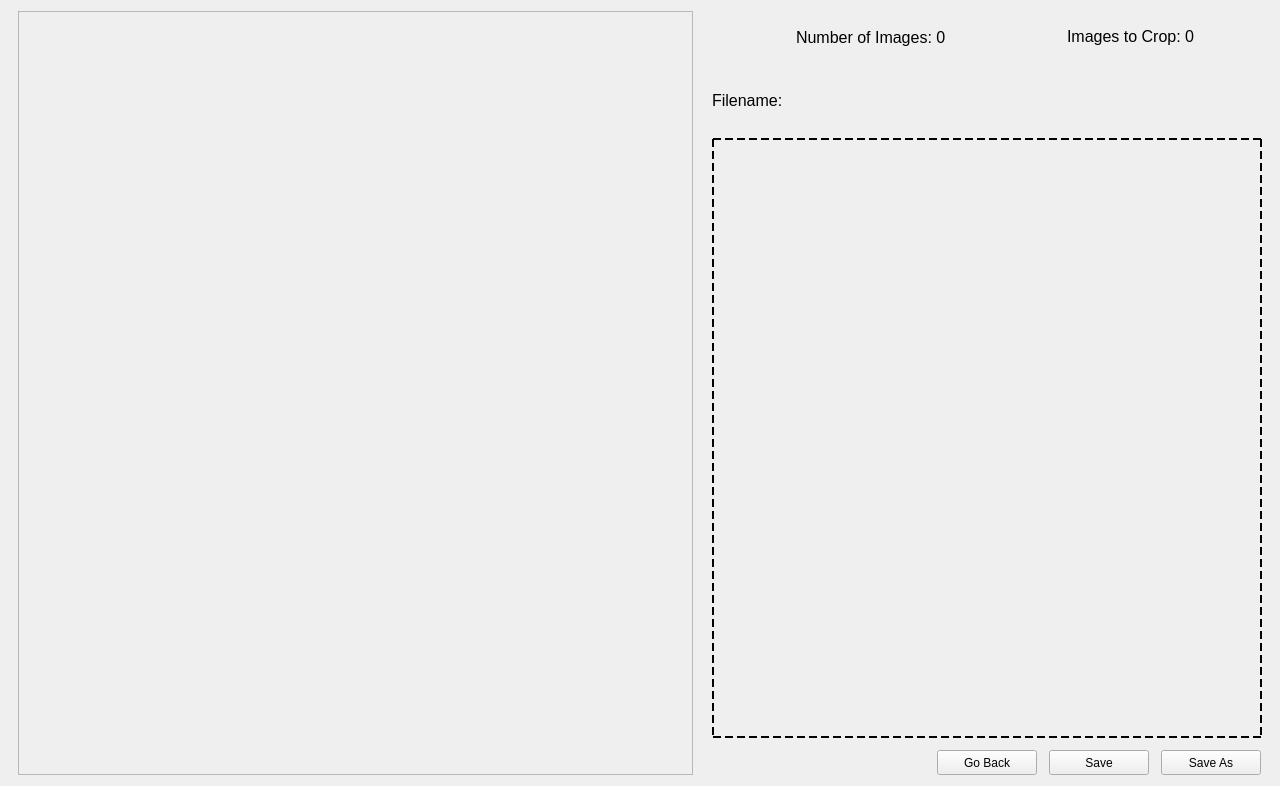
Old version of the form WatermarkCropper/cropmenu.ui in the repository vg16855/Ifunny-Watermark-Cropper.
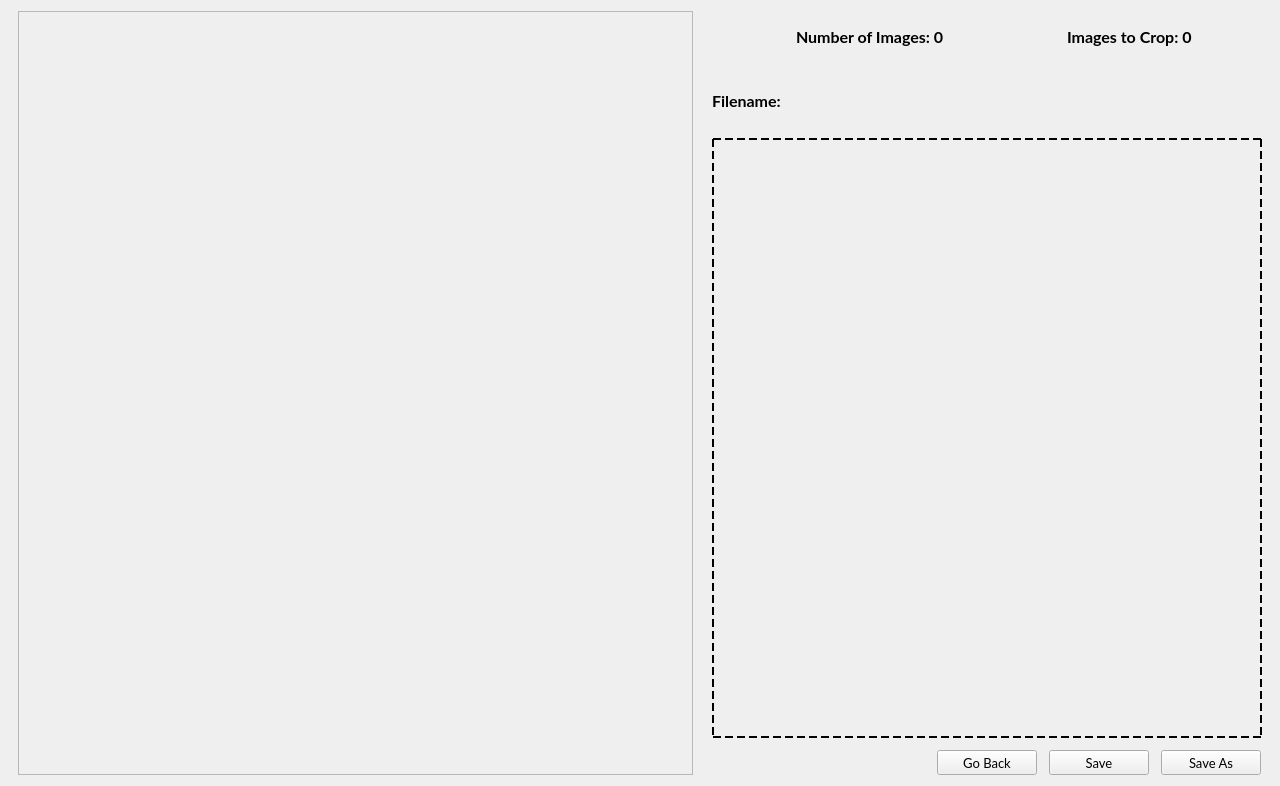
New version of the form. Icons and pictures are not drawn.

```diff
--- a/WatermarkCropper/cropmenu.ui
+++ b/WatermarkCropper/cropmenu.ui
@@ -18,7 +18,9 @@
   </property>
   <property name="font">
    <font>
+    <family>Lato</family>
     <pointsize>12</pointsize>
+    <bold>true</bold>
    </font>
   </property>
   <property name="windowTitle">
@@ -262,7 +264,9 @@
          </property>
          <property name="font">
           <font>
-           <pointsize>9</pointsize>
+           <family>Lato</family>
+           <pointsize>10</pointsize>
+           <bold>false</bold>
           </font>
          </property>
          <property name="text">
@@ -290,7 +294,9 @@
          </property>
          <property name="font">
           <font>
-           <pointsize>9</pointsize>
+           <family>Lato</family>
+           <pointsize>10</pointsize>
+           <bold>false</bold>
           </font>
          </property>
          <property name="text">
@@ -318,7 +324,9 @@
          </property>
          <property name="font">
           <font>
-           <pointsize>9</pointsize>
+           <family>Lato</family>
+           <pointsize>10</pointsize>
+           <bold>false</bold>
           </font>
          </property>
          <property name="text">
```
Left out of the diff: 12 changed lines with no effect on the pictures.
